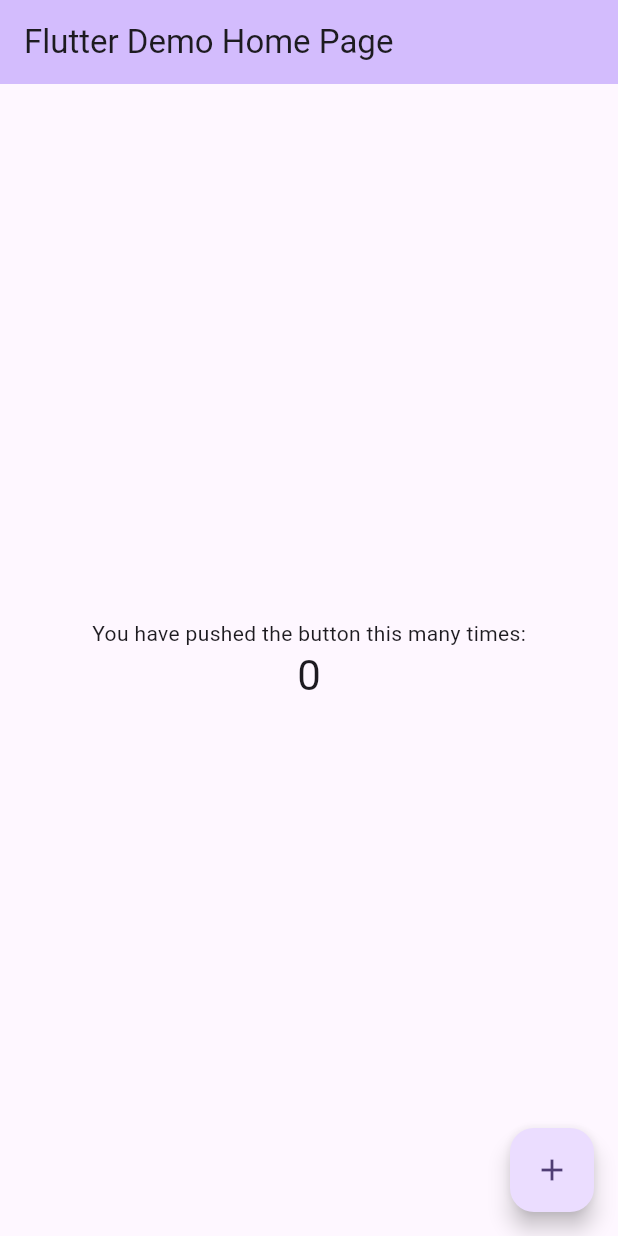
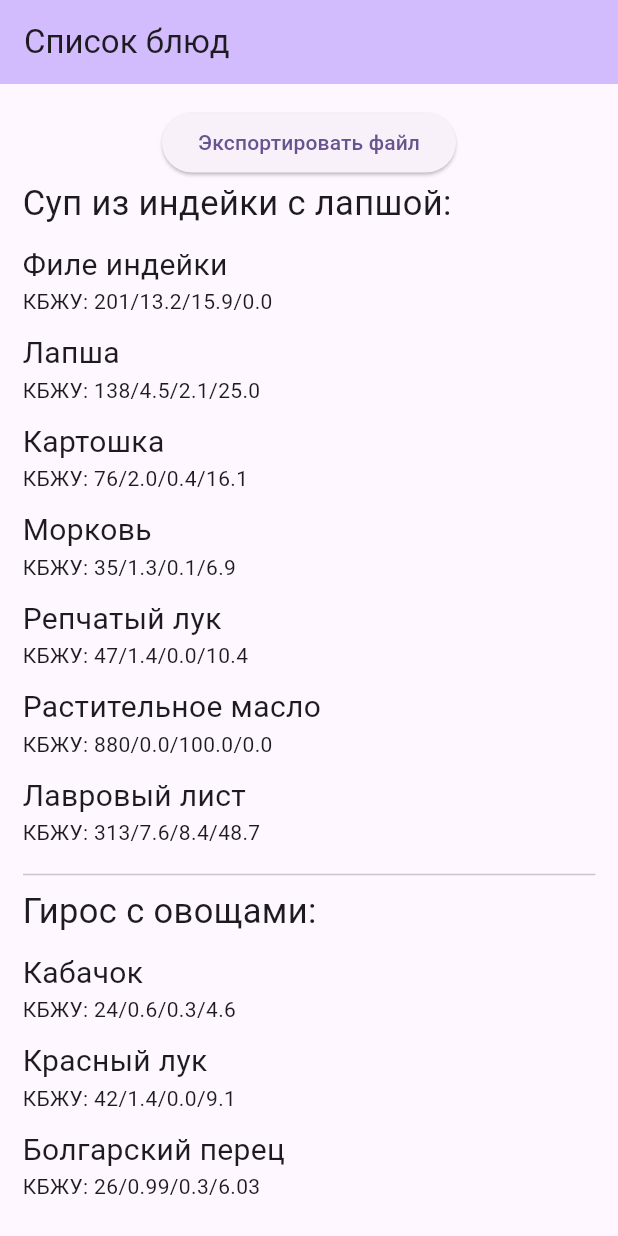
Before and after one commit to chamexxxx/volga_it_2024_final, a Flutter app: the screen it shows after launch, on a phone screen of 412 x 824 dp. Run offline on Flutter 3.47's test engine with Material 3 defaults, Android fonts, the phone set to English and light mode, and no system bars.

Commit message:
add display of a list of dishes and ingredients and their unloading into a file

```diff
--- /dev/null
+++ b/lib/dishes.dart
@@ -0,0 +1,75 @@
+import 'models/dish.dart';
+import 'models/ingredient.dart';
+
+final dishes = [
+  Dish(name: 'Суп из индейки с лапшой', ingredients: [
+    Ingredient(
+        name: 'Филе индейки',
+        calories: 201,
+        proteins: 13.2,
+        fats: 15.9,
+        carbohydrates: 0),
+    Ingredient(
+        name: 'Лапша',
+        calories: 138,
+        proteins: 4.5,
+        fats: 2.1,
+        carbohydrates: 25),
+    Ingredient(
+        name: 'Картошка',
+        calories: 76,
+        proteins: 2,
+        fats: 0.4,
+        carbohydrates: 16.1),
+    Ingredient(
+        name: 'Морковь',
+        calories: 35,
+        proteins: 1.3,
+        fats: 0.1,
+        carbohydrates: 6.9),
+    Ingredient(
+        name: 'Репчатый лук',
+        calories: 47,
+        proteins: 1.4,
+        fats: 0,
+        carbohydrates: 10.4),
+    Ingredient(
+        name: 'Растительное масло',
+        calories: 880,
+        proteins: 0,
+        fats: 100,
+        carbohydrates: 0),
+    Ingredient(
+        name: 'Лавровый лист',
+        calories: 313,
+        proteins: 7.6,
+        fats: 8.4,
+        carbohydrates: 48.7)
+  ]),
+  Dish(name: 'Гирос с овощами', ingredients: [
+    Ingredient(
+        name: 'Кабачок',
+        calories: 24,
+        proteins: 0.6,
+        fats: 0.3,
+        carbohydrates: 4.6),
+    Ingredient(
+        name: 'Красный лук',
+        calories: 42,
+        proteins: 1.4,
+        fats: 0,
+        carbohydrates: 9.1),
+    Ingredient(
+        name: 'Болгарский перец',
+        calories: 26,
+        proteins: 0.99,
+        fats: 0.3,
+        carbohydrates: 6.03),
+    Ingredient(
+        name: 'Пшеничная лепешка',
+        calories: 327,
+        proteins: 8.4,
+        fats: 8.3,
+        carbohydrates: 54.6)
+  ]),
+];
--- a/lib/main.dart
+++ b/lib/main.dart
@@ -1,6 +1,9 @@
 import 'package:flutter/material.dart';
+import 'package:volga_it_2024_final/screens/dish_list_screen.dart';
 
-void main() {
+void main() async {
+  WidgetsFlutterBinding.ensureInitialized();
+
   runApp(const MyApp());
 }
 
@@ -13,113 +16,10 @@ class MyApp extends StatelessWidget {
     return MaterialApp(
       title: 'Flutter Demo',
       theme: ThemeData(
-        // This is the theme of your application.
-        //
-        // TRY THIS: Try running your application with "flutter run". You'll see
-        // the application has a purple toolbar. Then, without quitting the app,
-        // try changing the seedColor in the colorScheme below to Colors.green
-        // and then invoke "hot reload" (save your changes or press the "hot
-        // reload" button in a Flutter-supported IDE, or press "r" if you used
-        // the command line to start the app).
-        //
-        // Notice that the counter didn't reset back to zero; the application
-        // state is not lost during the reload. To reset the state, use hot
-        // restart instead.
-        //
-        // This works for code too, not just values: Most code changes can be
-        // tested with just a hot reload.
         colorScheme: ColorScheme.fromSeed(seedColor: Colors.deepPurple),
         useMaterial3: true,
       ),
-      home: const MyHomePage(title: 'Flutter Demo Home Page'),
+      home: const DishListScreen(),
     );
   }
 }
-
-class MyHomePage extends StatefulWidget {
-  const MyHomePage({super.key, required this.title});
-
-  // This widget is the home page of your application. It is stateful, meaning
-  // that it has a State object (defined below) that contains fields that affect
-  // how it looks.
-
-  // This class is the configuration for the state. It holds the values (in this
-  // case the title) provided by the parent (in this case the App widget) and
-  // used by the build method of the State. Fields in a Widget subclass are
-  // always marked "final".
-
-  final String title;
-
-  @override
-  State<MyHomePage> createState() => _MyHomePageState();
-}
-
-class _MyHomePageState extends State<MyHomePage> {
-  int _counter = 0;
-
-  void _incrementCounter() {
-    setState(() {
-      // This call to setState tells the Flutter framework that something has
-      // changed in this State, which causes it to rerun the build method below
-      // so that the display can reflect the updated values. If we changed
-      // _counter without calling setState(), then the build method would not be
-      // called again, and so nothing would appear to happen.
-      _counter++;
-    });
-  }
-
-  @override
-  Widget build(BuildContext context) {
-    // This method is rerun every time setState is called, for instance as done
-    // by the _incrementCounter method above.
-    //
-    // The Flutter framework has been optimized to make rerunning build methods
-    // fast, so that you can just rebuild anything that needs updating rather
-    // than having to individually change instances of widgets.
-    return Scaffold(
-      appBar: AppBar(
-        // TRY THIS: Try changing the color here to a specific color (to
-        // Colors.amber, perhaps?) and trigger a hot reload to see the AppBar
-        // change color while the other colors stay the same.
-        backgroundColor: Theme.of(context).colorScheme.inversePrimary,
-        // Here we take the value from the MyHomePage object that was created by
-        // the App.build method, and use it to set our appbar title.
-        title: Text(widget.title),
-      ),
-      body: Center(
-        // Center is a layout widget. It takes a single child and positions it
-        // in the middle of the parent.
-        child: Column(
-          // Column is also a layout widget. It takes a list of children and
-          // arranges them vertically. By default, it sizes itself to fit its
-          // children horizontally, and tries to be as tall as its parent.
-          //
-          // Column has various properties to control how it sizes itself and
-          // how it positions its children. Here we use mainAxisAlignment to
-          // center the children vertically; the main axis here is the vertical
-          // axis because Columns are vertical (the cross axis would be
-          // horizontal).
-          //
-          // TRY THIS: Invoke "debug painting" (choose the "Toggle Debug Paint"
-          // action in the IDE, or press "p" in the console), to see the
-          // wireframe for each widget.
-          mainAxisAlignment: MainAxisAlignment.center,
-          children: <Widget>[
-            const Text(
-              'You have pushed the button this many times:',
-            ),
-            Text(
-              '$_counter',
-              style: Theme.of(context).textTheme.headlineMedium,
-            ),
-          ],
-        ),
-      ),
-      floatingActionButton: FloatingActionButton(
-        onPressed: _incrementCounter,
-        tooltip: 'Increment',
-        child: const Icon(Icons.add),
-      ), // This trailing comma makes auto-formatting nicer for build methods.
-    );
-  }
-}
--- /dev/null
+++ b/lib/models/dish.dart
@@ -0,0 +1,13 @@
+import 'package:volga_it_2024_final/models/ingredient.dart';
+
+class Dish {
+  final String name;
+  final List<Ingredient> ingredients;
+
+  Dish({required this.name, required this.ingredients});
+
+  Map<String, dynamic> toJson() => {
+        'name': name,
+        'ingredients': ingredients.map((e) => e.toJson()).toList()
+      };
+}
--- /dev/null
+++ b/lib/models/ingredient.dart
@@ -0,0 +1,22 @@
+class Ingredient {
+  final String name;
+  final int calories;
+  final double proteins;
+  final double fats;
+  final double carbohydrates;
+
+  Ingredient(
+      {required this.name,
+      required this.calories,
+      required this.proteins,
+      required this.fats,
+      required this.carbohydrates});
+
+  Map<String, dynamic> toJson() => {
+        'name': name,
+        'calories': calories,
+        'proteins': proteins,
+        'fats': fats,
+        'carbohydrates': carbohydrates
+      };
+}
--- /dev/null
+++ b/lib/screens/dish_list_screen.dart
@@ -0,0 +1,84 @@
+import 'dart:convert';
+import 'dart:io';
+
+import 'package:flutter/material.dart';
+import 'package:path_provider/path_provider.dart';
+import 'package:volga_it_2024_final/dishes.dart';
+import 'package:volga_it_2024_final/widgets/ingredient_card.dart';
+
+import '../models/dish.dart';
+
+class DishListScreen extends StatefulWidget {
+  const DishListScreen({super.key});
+
+  @override
+  State<DishListScreen> createState() => _DishListScreenState();
+}
+
+class _DishListScreenState extends State<DishListScreen> {
+  final List<Dish> _dishes = dishes;
+
+  void exportToFile() async {
+    final Directory appDocumentsDir = await getApplicationDocumentsDirectory();
+    final Directory? downloadsDir = await getDownloadsDirectory();
+
+    final path = downloadsDir?.path ?? appDocumentsDir.path;
+
+    final fileName = 'Export ${DateTime.now()}.json';
+    final exportData = generateExportData();
+    final file = File('$path/$fileName');
+
+    file.writeAsString(exportData);
+  }
+
+  String generateExportData() {
+    return jsonEncode(dishes);
+  }
+
+  @override
+  Widget build(BuildContext context) {
+    return Scaffold(
+      appBar: AppBar(
+        backgroundColor: Theme.of(context).colorScheme.inversePrimary,
+        title: const Text('Список блюд'),
+      ),
+      body: Container(
+        padding: const EdgeInsets.symmetric(vertical: 15, horizontal: 15),
+        child: Column(
+          children: [
+            ElevatedButton(
+                onPressed: exportToFile,
+                child: const Text("Экспортировать файл")),
+            Expanded(
+                child: ListView.separated(
+              separatorBuilder: (BuildContext context, int index) =>
+                  const Divider(),
+              itemCount: _dishes.length,
+              itemBuilder: (context, index) {
+                var dish = _dishes[index];
+
+                return Column(
+                  mainAxisAlignment: MainAxisAlignment.start,
+                  crossAxisAlignment: CrossAxisAlignment.start,
+                  children: [
+                    Text(
+                      '${dish.name}:',
+                      style: const TextStyle(
+                        fontSize: 23,
+                      ),
+                    ),
+                    const SizedBox(
+                      height: 10,
+                    ),
+                    ...dish.ingredients.map(
+                        (ingredient) => IngredientCard(ingredient: ingredient))
+                  ],
+                );
+              },
+            )),
+          ],
+        ),
+      ),
+    );
+  }
+}
--- /dev/null
+++ b/lib/widgets/ingredient_card.dart
@@ -0,0 +1,27 @@
+import 'package:flutter/material.dart';
+import 'package:volga_it_2024_final/models/ingredient.dart';
+
+class IngredientCard extends StatelessWidget {
+  const IngredientCard({super.key, required this.ingredient});
+
+  final Ingredient ingredient;
+
+  @override
+  Widget build(BuildContext context) {
+    return Column(
+      mainAxisAlignment: MainAxisAlignment.start,
+      crossAxisAlignment: CrossAxisAlignment.start,
+      children: [
+        Text(
+          ingredient.name,
+          style: const TextStyle(fontSize: 20),
+        ),
+        Text(
+            'КБЖУ: ${ingredient.calories}/${ingredient.proteins}/${ingredient.fats}/${ingredient.carbohydrates}'),
+        const SizedBox(
+          height: 10,
+        ),
+      ],
+    );
+  }
+}
--- a/pubspec.yaml
+++ b/pubspec.yaml
@@ -31,6 +31,12 @@ dependencies:
   flutter:
     sdk: flutter
 
+  path_provider: ^2.1.5
+  path_provider_aurora:
+    git:
+      url: https://gitlab.com/omprussia/flutter/packages.git
+      path: packages/path_provider_aurora
+      ref: aurora-path_provider_aurora-0.6.1
 
   # The following adds the Cupertino Icons font to your application.
   # Use with the CupertinoIcons class for iOS style icons.
```
Also changed, not shown: pubspec.lock, 1 other file.
